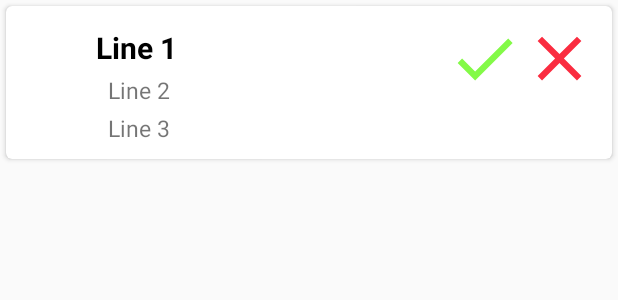
After one commit to yeladrive/FrontEnd, an Android app: the layout ride_cardview.xml on its own in the app's theme, with its tools: preview values and no code run, on a phone screen of 412 x 824 dp. The commit adds this screen. Shown: the top 300 px of the screen. Run offline under Robolectric (Android 15) with nearby library versions, the phone set to English and light mode, and no system bars.

Commit message:
ride request linked to match

```diff
--- a/app/build.gradle
+++ b/app/build.gradle
@@ -24,6 +24,7 @@ dependencies {
     implementation fileTree(dir: 'libs', include: ['*.jar'])
     implementation 'com.android.support:appcompat-v7:28.0.0'
     implementation 'com.android.support:recyclerview-v7:28.0.0'
+    implementation 'com.android.support:cardview-v7:28.0.0'
     implementation 'com.android.support:support-v4:28.0.0'
     implementation 'com.android.support:support-media-compat:28.0.0'
     implementation 'com.android.support:design:28.0.0'
--- a/app/src/main/java/com/example/yeladrive/Fragments/UpcomingRidesAdapter.java
+++ b/app/src/main/java/com/example/yeladrive/Adapters/UpcomingRidesAdapter.java
@@ -1,4 +1,4 @@
-package com.example.yeladrive.Fragments;
+package com.example.yeladrive.Adapters;
 
 import android.support.annotation.NonNull;
 import android.support.v7.widget.RecyclerView;
@@ -8,6 +8,7 @@ import android.view.View;
 import android.view.ViewGroup;
 import android.widget.TextView;
 
+import com.example.yeladrive.Model.UpcomingRides;
 import com.example.yeladrive.R;
 
 import java.util.List;
--- a/app/src/main/java/com/example/yeladrive/HomeActivity.java
+++ b/app/src/main/java/com/example/yeladrive/HomeActivity.java
@@ -89,6 +89,8 @@ public class HomeActivity extends AppCompatActivity implements NavigationView.On
 
     }
 
+    //public void passData
+
     @Override
     public void onBackPressed() {
         if (drawer.isDrawerOpen(GravityCompat.START)) {
--- a/app/src/main/java/com/example/yeladrive/Fragments/UpcomingRides.java
+++ b/app/src/main/java/com/example/yeladrive/Model/UpcomingRides.java
@@ -1,4 +1,4 @@
-package com.example.yeladrive.Fragments;
+package com.example.yeladrive.Model;
 
 public class UpcomingRides {
     String kid_name, pick_up_loc;
--- /dev/null
+++ b/app/src/main/res/drawable/ic_check.xml
@@ -0,0 +1,5 @@
+<vector android:height="24dp" android:tint="#83FA47"
+    android:viewportHeight="24.0" android:viewportWidth="24.0"
+    android:width="24dp" xmlns:android="http://schemas.android.com/apk/res/android">
+    <path android:fillColor="#CDDC39" android:pathData="M9,16.17L4.83,12l-1.42,1.41L9,19 21,7l-1.41,-1.41z"/>
+</vector>
--- /dev/null
+++ b/app/src/main/res/drawable/ic_clear.xml
@@ -0,0 +1,5 @@
+<vector android:height="24dp" android:tint="#FA2C40"
+    android:viewportHeight="24.0" android:viewportWidth="24.0"
+    android:width="24dp" xmlns:android="http://schemas.android.com/apk/res/android">
+    <path android:fillColor="#E91E63" android:pathData="M19,6.41L17.59,5 12,10.59 6.41,5 5,6.41 10.59,12 5,17.59 6.41,19 12,13.41 17.59,19 19,17.59 13.41,12z"/>
+</vector>
--- /dev/null
+++ b/app/src/main/res/layout/ride_cardview.xml
@@ -0,0 +1,75 @@
+<?xml version="1.0" encoding="utf-8"?>
+<android.support.v7.widget.CardView xmlns:android="http://schemas.android.com/apk/res/android"
+    xmlns:app="http://schemas.android.com/apk/res-auto"
+    android:layout_width="match_parent"
+    android:layout_height="wrap_content"
+    app:cardCornerRadius="4dp"
+    android:theme="@style/YelaDrive"
+    android:layout_margin="4dp">
+
+    <RelativeLayout
+        android:layout_width="match_parent"
+        android:layout_height="match_parent"
+        android:layout_margin="10dp" >
+
+        <ImageView
+            android:id="@+id/imageView"
+            android:layout_width="50dp"
+            android:layout_height="50dp"
+            android:padding="4dp" />
+
+        <TextView
+            android:layout_width="wrap_content"
+            android:id="@+id/titleRideTextView"
+            android:layout_height="wrap_content"
+            android:layout_marginTop="4dp"
+            android:text="Line 1"
+            android:textColor="@android:color/black"
+            android:textSize="20sp"
+            android:textStyle="bold"
+            android:layout_alignParentTop="true"
+            android:layout_toEndOf="@+id/imageView"/>
+
+        <TextView
+            android:layout_width="wrap_content"
+            android:layout_height="wrap_content"
+            android:layout_marginTop="4dp"
+            android:text="Line 2"
+            android:textSize="15sp"
+            android:layout_below="@+id/titleRideTextView"
+            android:layout_toEndOf="@id/imageView"
+            android:layout_marginStart="8dp"
+            android:id="@+id/driverRideTextView"/>
+
+        <ImageView
+            android:id="@+id/checkImageView"
+            android:layout_width="50dp"
+            android:layout_height="50dp"
+            android:layout_alignLeft="@+id/clearImageView"
+            android:layout_alignParentTop="true"
+            android:layout_marginLeft="-50dp"
+            android:src="@drawable/ic_check" />
+
+        <ImageView
+            android:layout_width="50dp"
+            android:layout_height="50dp"
+            android:src="@drawable/ic_clear"
+            android:layout_alignParentTop="true"
+            android:layout_alignParentEnd="true"
+            android:id="@+id/clearImageView"/>
+
+
+        <TextView
+            android:layout_width="wrap_content"
+            android:layout_height="wrap_content"
+            android:layout_marginTop="4dp"
+            android:text="Line 3"
+            android:textSize="15sp"
+            android:layout_below="@+id/driverRideTextView"
+            android:layout_toEndOf="@id/imageView"
+            android:layout_marginStart="8dp"
+            android:id="@+id/details"/>
+
+    </RelativeLayout>
+
+</android.support.v7.widget.CardView>
--- a/build.gradle
+++ b/build.gradle
@@ -7,7 +7,7 @@ buildscript {
 
     }
     dependencies {
-        classpath 'com.android.tools.build:gradle:3.2.1'
+        classpath 'com.android.tools.build:gradle:3.3.0'
         classpath 'com.google.gms:google-services:4.2.0'
 
         // NOTE: Do not place your application dependencies here; they belong
```
Also changed, not shown: app/src/main/java/com/example/yeladrive/Adapters/RideAdapter.java (added, +112 -0 lines), app/src/main/java/com/example/yeladrive/Fragments/HomeFragment.java (+14 -23 lines), app/src/main/java/com/example/yeladrive/Fragments/RidesFragment.java (+91 -0 lines), app/src/main/java/com/example/yeladrive/Model/Ride.java (added, +25 -0 lines), app/src/main/res/drawable/ic_ride.xml (added, +9 -0 lines), app/src/main/res/layout/fragment_rides.xml (+8 -6 lines), app/src/main/res/drawable-hdpi/cake.png (added), app/src/main/res/drawable-hdpi/school.png (added), app/src/main/res/drawable-hdpi/soccer_ball.png (added).
